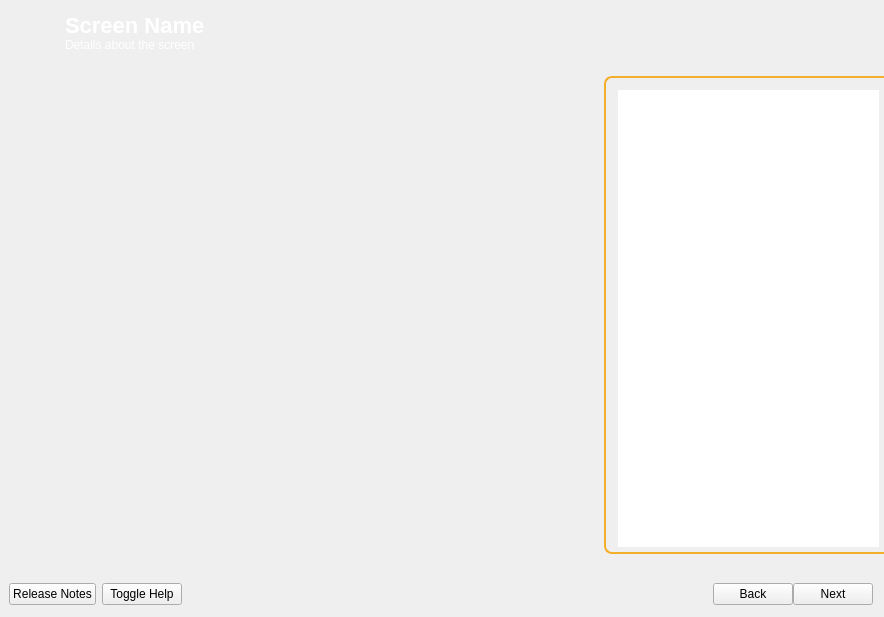
Above: yali4/gui/Ui/main.ui from dadas45li/yali before the change. Below: the same form after it.
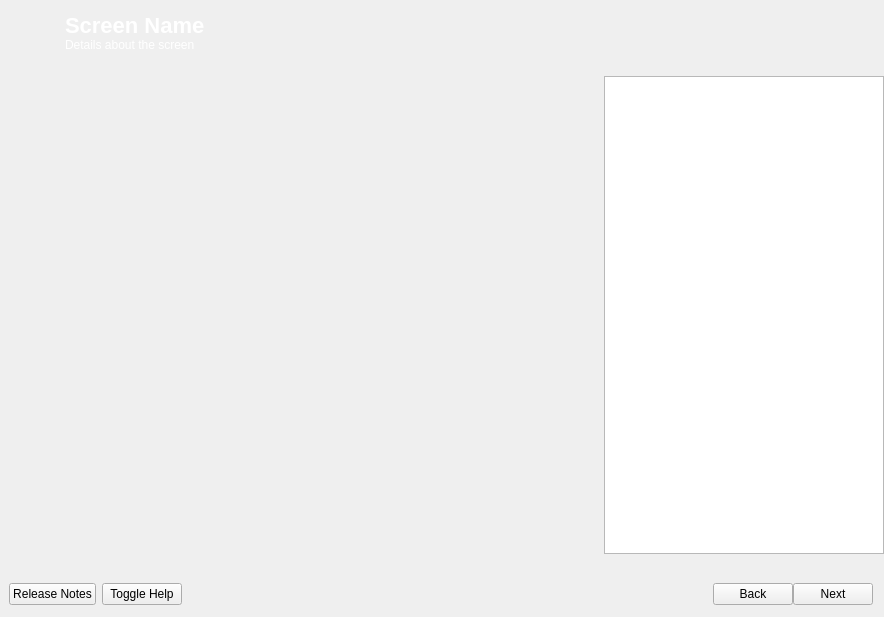
That is the form after the change. Icons and pictures are not drawn.

```diff
--- a/yali4/gui/Ui/main.ui
+++ b/yali4/gui/Ui/main.ui
@@ -12,291 +12,6 @@
   <property name="windowTitle" >
    <string>Yali4</string>
   </property>
-  <property name="styleSheet" >
-   <string>#YaliMain {
-       background-image:url(':/gui/pics/backardus.png')
-}
-/*
-QStackedWidget#mainStack {
-     border-style: outset;
-     border-width: 2px;
-     border-radius: 14px;
-     border-color: beige;
-     background-image:url(':/gui/pics/trans.png');
-}
-*/
-QTextBrowser#helpContent {
-     border-style: solid;
-     border-width: 2px;
-     border-top-left-radius:8px;
-     border-bottom-left-radius:8px;
-     border-color: #F4AF2A;
-     border-right:none;
-     background-image:url(':/gui/pics/trans.png');
-     padding:5px;
-     padding-left:12px;
-     padding-top:12px;
-     font: 9px;
-}
-
-/* Make text in message boxes selectable. */
-QMessageBox {
-    /* LinksAccessibleByMouse | TextSelectableByMouse */
-    messagebox-text-interaction-flags: 5;
-}
-
-/* Make the entire row selected in item views. */
-QAbstractItemView {
-    show-decoration-selected: 1;
-}
-
-/* Nice WindowsXP-style password character for password line edits. */
-QLineEdit[echoMode="2"] {
-    lineedit-password-character: 9679;
-}
-
-/* Customize tooltips. */
-QToolTip {
-    background-color: rgb(200,200,255);
-    border-color: darkslategray;
-    border-width: 1px;
-    border-style: solid;
-    padding: 3px;
-    font: bold;
-    border-radius: 3px;
-    opacity: 200;
-}
-
-/* Customize radio buttons. */
-
-QRadioButton {
-    spacing: 5px;
-}
-
-QRadioButton::indicator {
-    width: 13px;
-    height: 13px;
-}
-
-QRadioButton::indicator::unchecked {
-    image: url(:/images/radiobutton_unchecked.png);
-}
-
-QRadioButton::indicator:unchecked:hover {
-    image: url(:/images/radiobutton_unchecked_hover.png);
-}
-
-QRadioButton::indicator:unchecked:pressed {
-    image: url(:/images/radiobutton_unchecked_pressed.png);
-}
-
-QRadioButton::indicator::checked {
-    image: url(:/images/radiobutton_checked.png);
-}
-
-QRadioButton::indicator:checked:hover {
-    image: url(:/images/radiobutton_checked_hover.png);
-}
-
-QRadioButton::indicator:checked:pressed {
-    image: url(:/images/radiobutton_checked_pressed.png);
-}
-
-/* Customize arrows. */
-
-*::down-arrow, *::menu-indicator {
-    image: url(:/images/down_arrow.png);
-    width: 7px;
-    height: 7px;
-}
-
-*::down-arrow:disabled, *::down-arrow:off {
-   image: url(:/images/down_arrow_disabled.png);
-}
-
-*::up-arrow {
-    image: url(:/images/up_arrow.png);
-    width: 7px;
-    height: 7px;
-}
-
-*::up-arrow:disabled, *::up-arrow:off {
-   image: url(:/images/up_arrow_disabled.png);
-}
-
-/* Customize push buttons and comboboxes. Our read-only combobox
-   is very similar to a push button, so they share the same border image. */
-
-QPushButton {
-    min-width: 4em;
-}
-
-QPushButton, QComboBox[editable="false"],
-QComboBox[editable="true"]::drop-down {
-    border-image: url(:/images/pushbutton.png) 5;
-    border-width: 5;
-}
-
-QPushButton:hover, QComboBox[editable="false"]:hover,
-QComboBox[editable="true"]::drop-down:hover, QMenuBar::item:hover {
-    border-image: url(:/images/pushbutton_hover.png) 5;
-    border-width: 5;
-}
-
-QPushButton:pressed, QComboBox[editable="false"]:on,
-QComboBox[editable="true"]::drop-down:on, QMenuBar::item:on {
-    border-image: url(:/images/pushbutton_pressed.png) 5;
-    border-width: 5;
-}
-
-/* Customize read-only comboboxes. */
-
-QComboBox[editable="false"] {
-    padding-left: 3px;
-    padding-right: 20px; /* space for the arrow */
-}
-
-QComboBox[editable="false"]::drop-down {
-    subcontrol-origin: padding;
-    subcontrol-position: top right;
-    width: 15px;
-    border-left-style: solid;
-    border-left-color: darkgray;
-    border-left-width: 1px;
-}
-
-QComboBox[editable="false"]::down-arrow {
-    subcontrol-origin: content;
-    subcontrol-position: center;
-    position: relative;
-    left: 1px; /* 1 pixel dropdown border */
-}
-
-/* The combobox arrow is on when the popup is open. */
-QComboBox[editable="false"]::down-arrow:on {
-    position: relative;
-    top: 1px;
-    left: 2px;
-}
-
-/* Customize editable comboboxes. */
-
-QComboBox[editable="true"] {
-    padding-right: 16px;
-}
-
-QComboBox[editable="true"]::drop-down {
-    subcontrol-origin: border;
-    subcontrol-position: top right;
-    width: 13px;
-    position: absolute;
-    top: 2px;
-    bottom: 2px;
-    right: 2px;
-}
-
-QComboBox[editable="true"]::drop-down,
-QComboBox[editable="true"]::drop-down:hover,
-QComboBox[editable="true"]::drop-down:on {
-    border-width: 0px;
-    border-left-width: 3px; /* we need only left and center part */
-}
-
-/* Shift the arrow when it's open. */
-QComboBox[editable="true"]::down-arrow:on {
-    position: relative;
-    top: 1px;
-    left: 1px;
-}
-
-/* Customize check boxes. */
-QCheckBox {
-    spacing: 5px;
-}
-
-QCheckBox::indicator {
-    width: 13px;
-    height: 13px;
-}
-
-QCheckBox::indicator:unchecked {
-    image: url(:/images/checkbox_unchecked.png);
-}
-
-QCheckBox::indicator:unchecked:hover {
-    image: url(:/images/checkbox_unchecked_hover.png);
-}
-
-QCheckBox::indicator:unchecked:pressed {
-    image: url(:/images/checkbox_unchecked_pressed.png);
-}
-
-QCheckBox::indicator:checked {
-    image: url(:/images/checkbox_checked.png);
-}
-
-QCheckBox::indicator:checked:hover {
-    image: url(:/images/checkbox_checked_hover.png);
-}
-
-QCheckBox::indicator:checked:pressed {
-    image: url(:/images/checkbox_checked_pressed.png);
-}
-
-/* Customize spin boxes. */
-QSpinBox {
-    padding-right: 15px;
-}
-
-QSpinBox::up-button {
-    subcontrol-origin: border;
-    subcontrol-position: top right;
-    width: 16px; /* 16 + 2*1px border-width = 15px padding + 3px parent border */
-    border-image: url(:/images/spinup.png) 1;
-    border-width: 1px;
-}
-
-QSpinBox::up-button:hover {
-    border-image: url(:/images/spinup_hover.png) 1;
-}
-
-QSpinBox::up-button:pressed {
-    border-image: url(:/images/spinup_pressed.png) 1;
-}
-
-QSpinBox::down-button {
-    subcontrol-origin: border;
-    subcontrol-position: bottom right;
-    width: 16px;
-    border-image: url(:/images/spindown.png) 1;
-    border-width: 1px;
-    border-top-width: 0;
-}
-
-QSpinBox::down-button:hover {
-    border-image: url(:/images/spindown_hover.png) 1;
-}
-
-QSpinBox::down-button:pressed {
-    border-image: url(:/images/spindown_pressed.png) 1;
-}
-QListWidget {
-    show-decoration-selected: 1;
-    selection-background-color: #E75F10;
-    selection-color: white;
-}
-
-QProgressBar {
-    border: 2px solid #FFFFFF;
-    border-radius:5px;
-    text-align: center;
-}
-
-QProgressBar::chunk {
-    background-color: #F5AA02;
-    width: 0.5px;
-}</string>
-  </property>
   <layout class="QGridLayout" >
    <property name="leftMargin" >
     <number>9</number>
```
